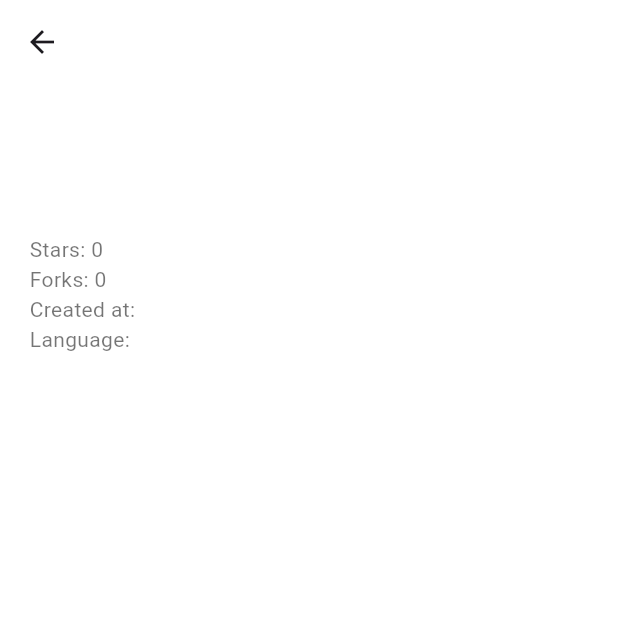
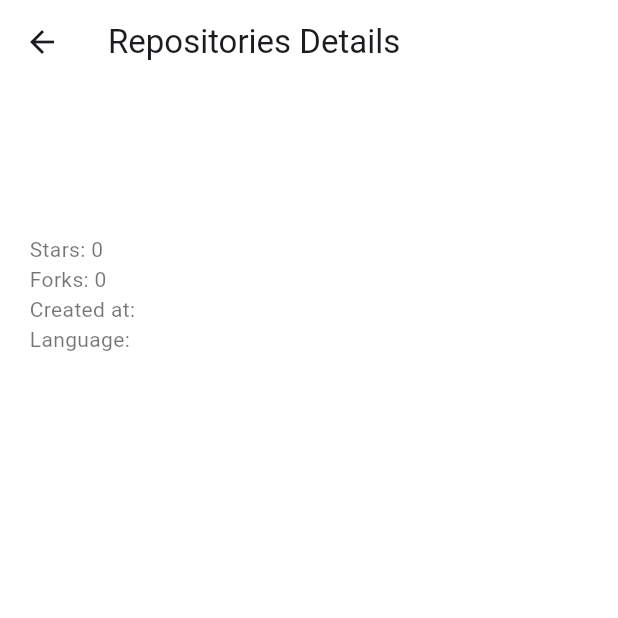
Before and after one commit to shafayet25/gitview_assignment, a Flutter app: the RepositoriesDeatilsScreen screen opened directly with empty values, on a phone screen of 412 x 824 dp, the top half of it. Run offline on Flutter 3.47's test engine with Material 3 defaults, Android fonts, the phone set to English and light mode, and no system bars; our stand-ins replace dio, get, shared_preferences; accounts and stored records are empty.

Commit message:
title repositories deatils add

```diff
--- a/lib/presentation/views/repositories_deatils_screen.dart
+++ b/lib/presentation/views/repositories_deatils_screen.dart
@@ -9,7 +9,7 @@ class RepositoriesDeatilsScreen extends StatelessWidget {
   Widget build(BuildContext context) {
     return  Scaffold(
         appBar: AppBar(
-        title: Text(repo.name ?? "Repository Details"),
+        title: Text('Repositories Details' ?? "Repository Details"),
       ),
 
       body: Padding(
--- a/pubspec.yaml
+++ b/pubspec.yaml
@@ -41,6 +41,7 @@ flutter:
   assets:
      - assets/github.png
      - assets/icons/
+     - assets/screens/
 
 
 
```
